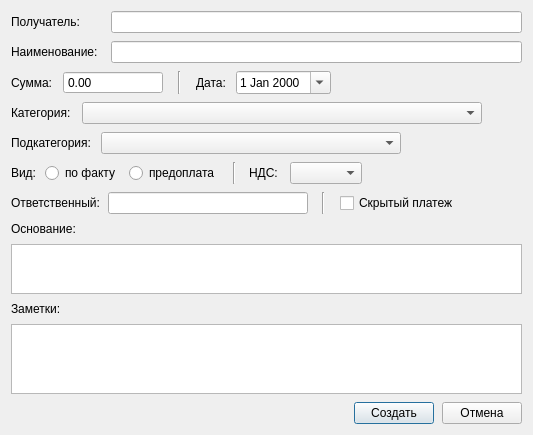
Above: designer/ui/eventdialog.ui from Aleee/FinanceCalender before the change. Below: the same form after it.
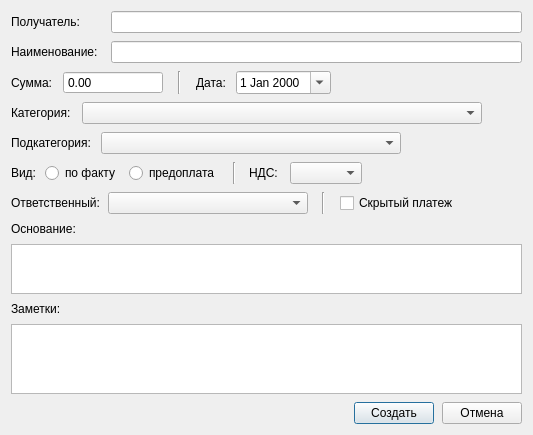
That is the form after the change. Custom widgets are drawn as their Qt base class.

The edit to the form file:
```diff
--- a/designer/ui/eventdialog.ui
+++ b/designer/ui/eventdialog.ui
@@ -114,7 +114,7 @@
         </widget>
        </item>
        <item>
-        <widget class="QLineEdit" name="le_responsible">
+        <widget class="QComboBox" name="cmb_responsible">
          <property name="minimumSize">
           <size>
            <width>200</width>
```
Left out of the diff: 1 changed line with no effect on the pictures.
